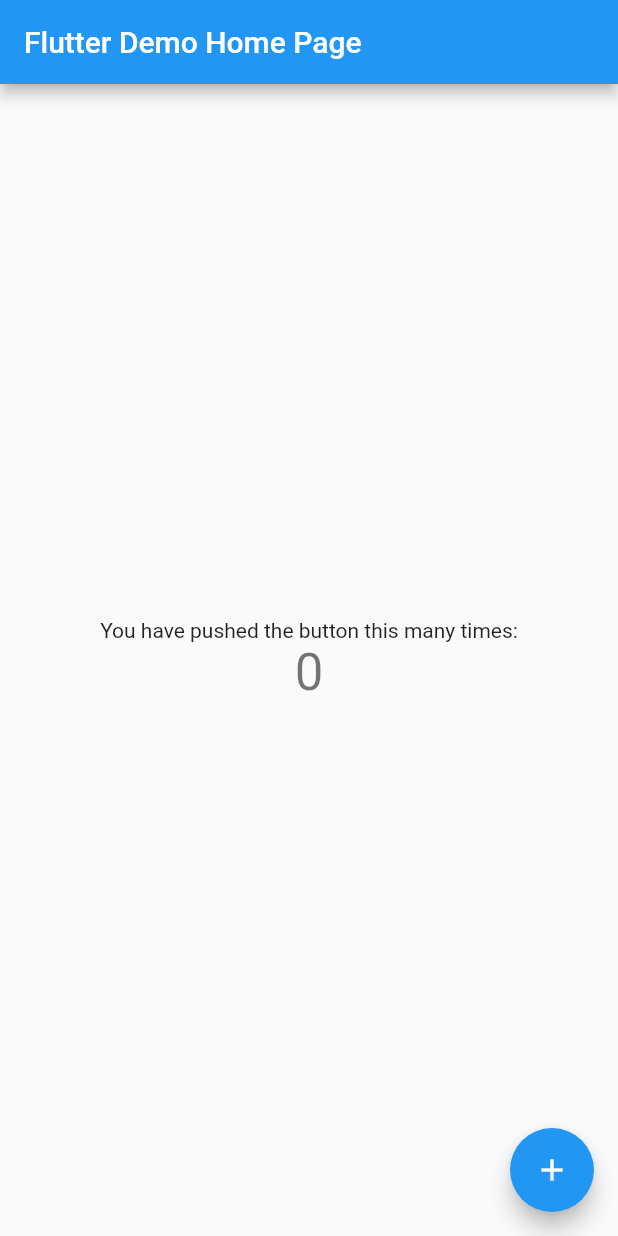
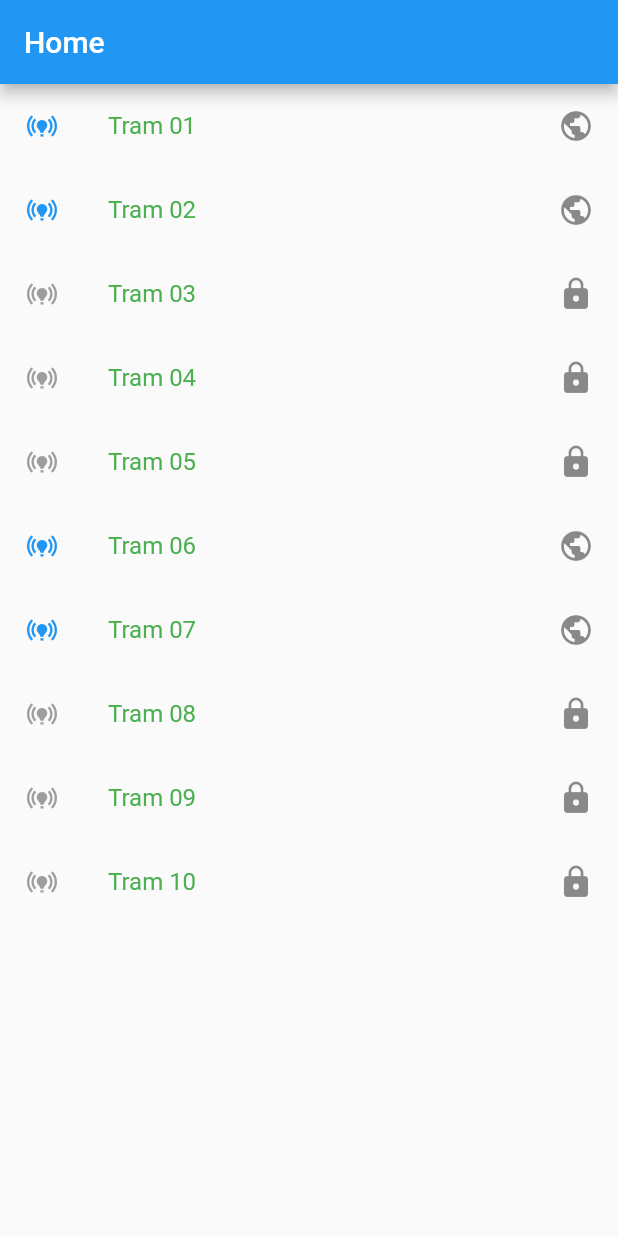
Before and after one commit to thanhtu612/Flutter_radiation, a Flutter app: the screen it shows after launch, on a phone screen of 412 x 824 dp. Run offline on Flutter 3.47's test engine with Material 2 defaults, Android fonts, the phone set to English and light mode, and no system bars.

Commit message:
Update main.dart

```diff
--- a/display_list_listview/lib/main.dart
+++ b/display_list_listview/lib/main.dart
@@ -11,105 +11,55 @@
   @override
   Widget build(BuildContext context) {
     return MaterialApp(
-      title: 'Flutter Demo',
-      theme: ThemeData(
-        // This is the theme of your application.
-        //
-        // Try running your application with "flutter run". You'll see the
-        // application has a blue toolbar. Then, without quitting the app, try
-        // changing the primarySwatch below to Colors.green and then invoke
-        // "hot reload" (press "r" in the console where you ran "flutter run",
-        // or simply save your changes to "hot reload" in a Flutter IDE).
-        // Notice that the counter didn't reset back to zero; the application
-        // is not restarted.
-        primarySwatch: Colors.blue,
-      ),
-      home: const MyHomePage(title: 'Flutter Demo Home Page'),
+      title: 'Display list by listview',
+      home: MyHomePage(),
     );
   }
 }
 
-class MyHomePage extends StatefulWidget {
-  const MyHomePage({Key? key, required this.title}) : super(key: key);
-
-  // This widget is the home page of your application. It is stateful, meaning
-  // that it has a State object (defined below) that contains fields that affect
-  // how it looks.
-
-  // This class is the configuration for the state. It holds the values (in this
-  // case the title) provided by the parent (in this case the App widget) and
-  // used by the build method of the State. Fields in a Widget subclass are
-  // always marked "final".
-
-  final String title;
-
-  @override
-  State<MyHomePage> createState() => _MyHomePageState();
-}
-
-class _MyHomePageState extends State<MyHomePage> {
-  int _counter = 0;
-
-  void _incrementCounter() {
-    setState(() {
-      // This call to setState tells the Flutter framework that something has
-      // changed in this State, which causes it to rerun the build method below
-      // so that the display can reflect the updated values. If we changed
-      // _counter without calling setState(), then the build method would not be
-      // called again, and so nothing would appear to happen.
-      _counter++;
-    });
-  }
-
+class MyHomePage extends StatelessWidget {
+  MyHomePage({Key? key}) : super(key: key);
+  List<Station> stations = [
+    Station(01, 'Tram 01', 'public', true),
+    Station(02, 'Tram 02', 'public', true),
+    Station(03, 'Tram 03', 'private', false),
+    Station(04, 'Tram 04', 'private', false),
+    Station(05, 'Tram 05', 'private', false),
+    Station(06, 'Tram 06', 'public', true),
+    Station(07, 'Tram 07', 'public', true),
+    Station(08, 'Tram 08', 'private', false),
+    Station(09, 'Tram 09', 'private', false),
+    Station(10, 'Tram 10', 'private', false),
+  ];
   @override
   Widget build(BuildContext context) {
-    // This method is rerun every time setState is called, for instance as done
-    // by the _incrementCounter method above.
-    //
-    // The Flutter framework has been optimized to make rerunning build methods
-    // fast, so that you can just rebuild anything that needs updating rather
-    // than having to individually change instances of widgets.
     return Scaffold(
-      appBar: AppBar(
-        // Here we take the value from the MyHomePage object that was created by
-        // the App.build method, and use it to set our appbar title.
-        title: Text(widget.title),
+      appBar: AppBar(title: const Text('Home')),
+      body: ListView.builder(
+        itemCount: stations.length,
+        itemBuilder: (context, index) {
+          final item = stations[index];
+          return ListTile(
+            leading: Icon(
+              Icons.online_prediction,
+              color: item.status ? Colors.blue : Colors.grey,
+            ),
+            title: Text(
+              item.name,
+              style: TextStyle(color: Colors.green),
+            ),
+            trailing: Icon(item.type == 'public' ? Icons.public : Icons.lock),
+          );
+        },
       ),
-      body: Center(
-        // Center is a layout widget. It takes a single child and positions it
-        // in the middle of the parent.
-        child: Column(
-          // Column is also a layout widget. It takes a list of children and
-          // arranges them vertically. By default, it sizes itself to fit its
-          // children horizontally, and tries to be as tall as its parent.
-          //
-          // Invoke "debug painting" (press "p" in the console, choose the
-          // "Toggle Debug Paint" action from the Flutter Inspector in Android
-          // Studio, or the "Toggle Debug Paint" command in Visual Studio Code)
-          // to see the wireframe for each widget.
-          //
-          // Column has various properties to control how it sizes itself and
-          // how it positions its children. Here we use mainAxisAlignment to
-          // center the children vertically; the main axis here is the vertical
-          // axis because Columns are vertical (the cross axis would be
-          // horizontal).
-          mainAxisAlignment: MainAxisAlignment.center,
-          children: <Widget>[
-            const Text(
-              'You have pushed the button this many times:',
-            ),
-            Text(
-              '$_counter',
-              style: Theme.of(context).textTheme.headline4,
-            ),
-          ],
-        ),
-      ),
-      floatingActionButton: FloatingActionButton(
-        onPressed: _incrementCounter,
-        tooltip: 'Increment',
-        child: const Icon(Icons.add),
-      ), // This trailing comma makes auto-formatting nicer for build methods.
     );
   }
 }
+
+class Station {
+  int id;
+  String name;
+  String type;
+  bool status;
+  Station(this.id, this.name, this.type, this.status);
+}
```
